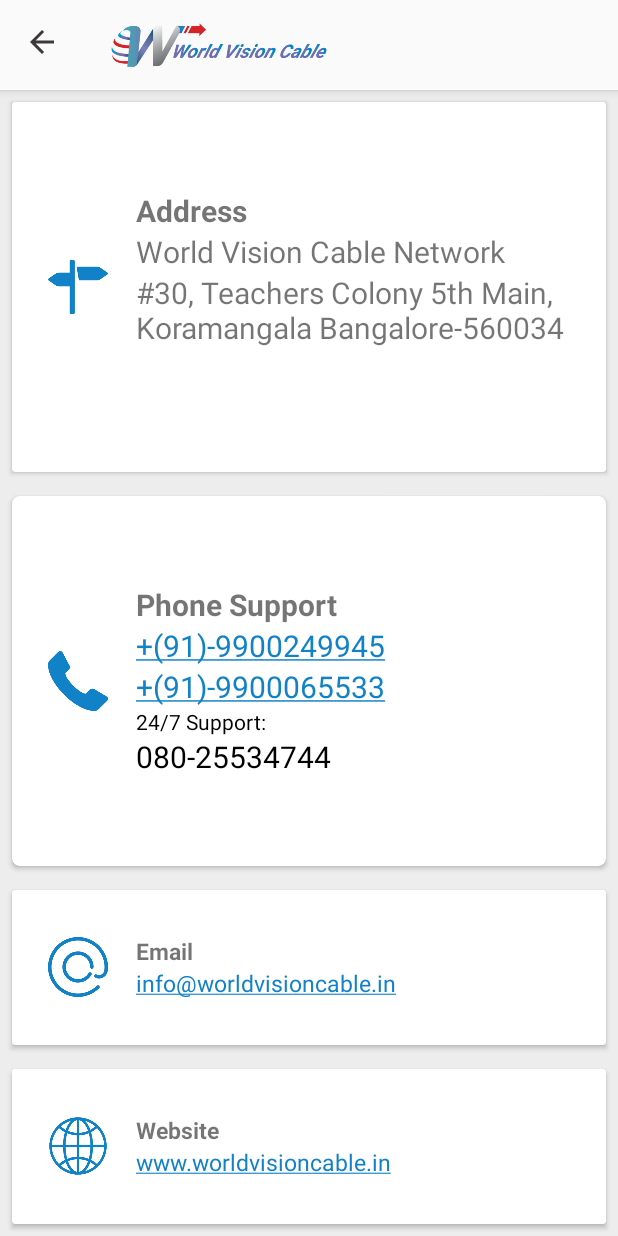
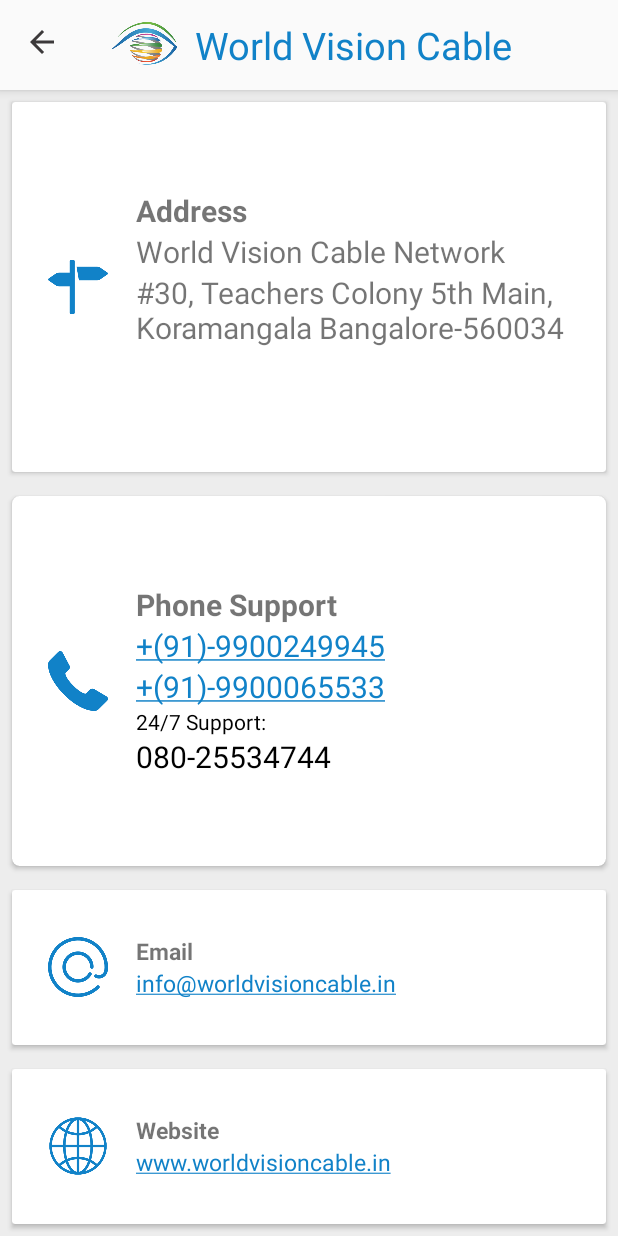
Before and after one commit to Axxxtosh/temp_w, an Android app: the ContactUsActivity screen opened directly, with no data from a screen before it, on a phone screen of 412 x 824 dp. Run offline under Robolectric (Android 15) with nearby library versions, the phone set to English and light mode, and no system bars; network calls fail.

Commit message:
Final Changes after client suggestion

```diff
--- a/app/src/main/res/layout/activity_contact_us.xml
+++ b/app/src/main/res/layout/activity_contact_us.xml
@@ -27,10 +27,19 @@
                 >
                 <ImageView
                         android:id="@+id/yourlogo"
-                        android:layout_width="150dp"
+                    android:layout_width="50dp"
                         android:layout_height="match_parent"
                         android:layout_gravity="left"
-                        android:src="@drawable/newlogo" />
+                    android:src="@drawable/logo_plain" />
+
+                <TextView
+                    android:layout_width="wrap_content"
+                    android:layout_height="wrap_content"
+                    android:layout_marginLeft="8dp"
+                    android:layout_gravity="center_vertical"
+                    android:text="World Vision Cable"
+                    android:textSize="25sp"
+                    android:textColor="@color/colorPrimaryDark" />
                 </LinearLayout>
 
 
--- a/app/src/main/res/layout/fragment_account_statement.xml
+++ b/app/src/main/res/layout/fragment_account_statement.xml
@@ -4,7 +4,6 @@
     <LinearLayout
         android:layout_width="match_parent"
         android:layout_height="match_parent"
-        android:background="@drawable/bg_card_offer"
         android:layout_marginTop="5dp"
         android:layout_marginBottom="5dp"
         android:layout_marginLeft="5dp"
--- a/app/src/main/res/values/colors.xml
+++ b/app/src/main/res/values/colors.xml
@@ -53,7 +53,7 @@
     <color name="BtnBackground">#FFB340</color>
 
     <color name="profile_selected">#FFB340</color>
-    <color name="light_black">#555555</color>
+    <color name="light_black">#4d4d4d</color>
 
     <color name="Gray">#808080</color>
     <color name="postad">#CF3702</color>
```
Also changed, not shown: app/src/main/java/com/example/admin/worldvisioncable/ActiveCableFragment.java (+27 -21 lines), app/src/main/java/com/example/admin/worldvisioncable/NewHomeFragment.java (+4 -4 lines).
